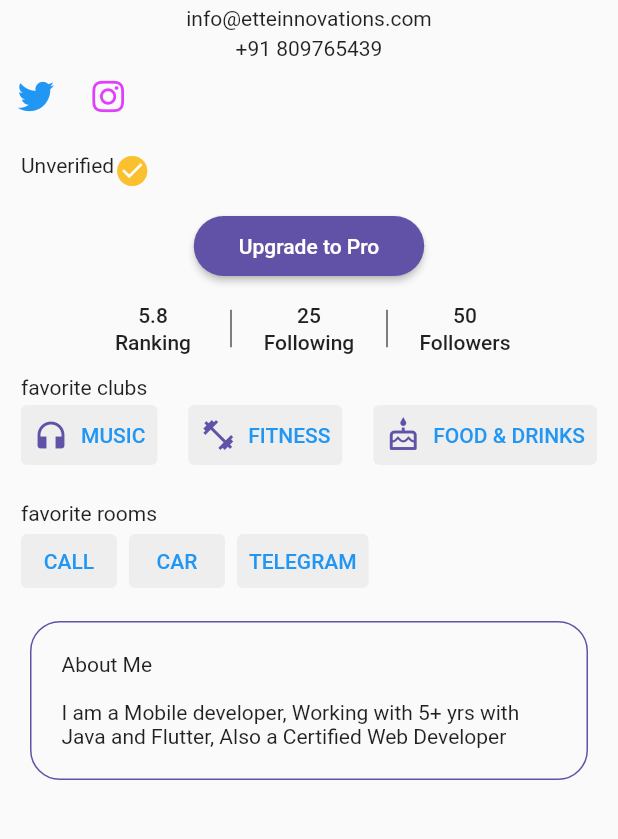
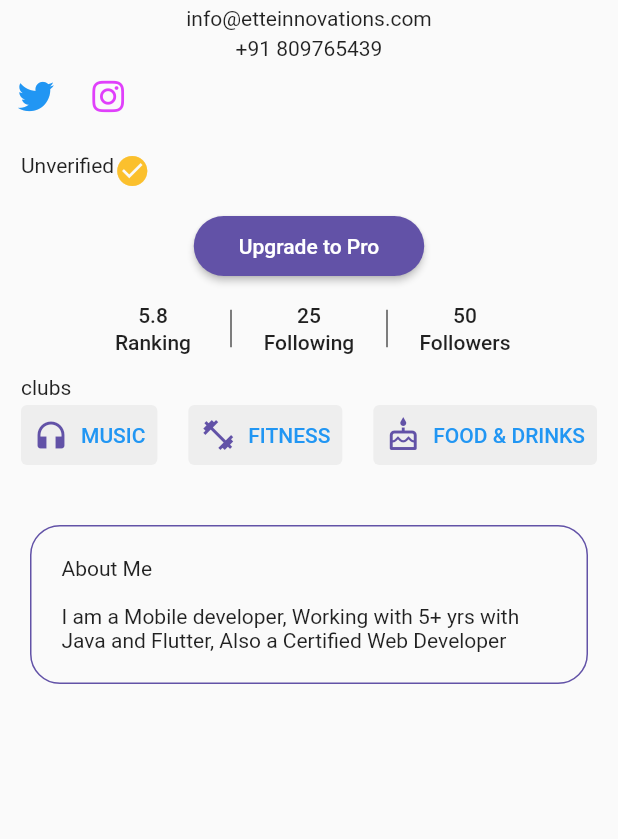
Before and after one commit to udohette/conversations, a Flutter app: the ProfilePage screen opened directly, on a phone screen of 412 x 824 dp, the part 315-1154 px from its top. Run offline on Flutter 3.47's test engine with Material 2 defaults, Android fonts, the phone set to English and light mode, and no system bars; our stand-ins replace curved_navigation_bar, font_awesome_flutter, get, image_picker, intl_phone_field, shared_preferences; accounts and stored records are empty; network calls fail.

```diff
--- a/lib/main.dart
+++ b/lib/main.dart
@@ -40,7 +40,6 @@ class MyApp extends StatelessWidget {
         GetPage(transition: Transition.rightToLeft, name: Routes.otpScreen, page: ()=>OTPScreen()),
       ],
       unknownRoute: GetPage(name: Routes.unknownPage, page: ()=>const UnknownPage()),
-
       );
   }
 }
--- a/lib/presentation/profile/profilePage.dart
+++ b/lib/presentation/profile/profilePage.dart
@@ -50,7 +50,7 @@ class _ProfilePageState extends State<ProfilePage> {
           SizedBox(height: AppSize.s10,),
           buildFavoriteClubs(),
           SizedBox(height: AppSize.s20,),
-          buildFavoriteRooms(),
+          //buildFavoriteRooms(),
           SizedBox(height: AppSize.s16,),
           buildAbout(user)
         ],
@@ -129,7 +129,7 @@ class _ProfilePageState extends State<ProfilePage> {
       child: Column(
         crossAxisAlignment: CrossAxisAlignment.start,
         children: [
-          Text("favorite clubs", style: getMediumTextStyle(fontSize: AppSize.s18, color: AppColor.primaryColorLight),),
+          Text("clubs", style: getMediumTextStyle(fontSize: AppSize.s18, color: AppColor.primaryColorLight),),
           Row(
             mainAxisAlignment: MainAxisAlignment.spaceBetween,
             children: [
@@ -147,30 +147,31 @@ class _ProfilePageState extends State<ProfilePage> {
     );
 
   }
-  Widget buildFavoriteRooms(){
-    return Container(
-      margin: EdgeInsets.symmetric(horizontal: AppPadding.p14),
-      child: Column(
-          crossAxisAlignment: CrossAxisAlignment.start,
-          children: [
-            Text("favorite rooms", style: getMediumTextStyle(fontSize: AppSize.s18, color: AppColor.primaryColorLight),),
-            Row(
-              mainAxisAlignment: MainAxisAlignment.start,
-              children: [
-                TextButton(
-                    style: ButtonStyle(backgroundColor: MaterialStatePropertyAll(AppColor.grey)),
-                    onPressed: (){},  child: Text("CALL"),),
-                SizedBox(width: AppSize.s8,),
-                TextButton(
-                    style: ButtonStyle(backgroundColor: MaterialStatePropertyAll(AppColor.grey)),
-                    onPressed: (){}, child: Text("CAR"),),
-                SizedBox(width: AppSize.s8,),
-                TextButton(
-                    style: ButtonStyle(backgroundColor: MaterialStatePropertyAll(AppColor.grey)),
-                    onPressed: (){},child: Text("TELEGRAM"),),
-              ],),
-          ]),
-    );
+  // Widget buildFavoriteRooms(){
+  //   return Container(
+  //     margin: EdgeInsets.symmetric(horizontal: AppPadding.p14),
+  //     child: Column(
+  //         crossAxisAlignment: CrossAxisAlignment.start,
+  //         children: [
+  //           Text("rooms", style: getMediumTextStyle(fontSize: AppSize.s18, color: AppColor.primaryColorLight),),
+  //           Row(
+  //             mainAxisAlignment: MainAxisAlignment.start,
+  //             children: [
+  //               TextButton(
+  //                   style: ButtonStyle(backgroundColor: MaterialStatePropertyAll(AppColor.grey)),
+  //                   onPressed: (){},  child: Text("CALL"),),
+  //               SizedBox(width: AppSize.s8,),
+  //               TextButton(
+  //                   style: ButtonStyle(backgroundColor: MaterialStatePropertyAll(AppColor.grey)),
+  //                   onPressed: (){}, child: Text("CAR"),),
+  //               SizedBox(width: AppSize.s8,),
+  //               TextButton(
+  //                   style: ButtonStyle(backgroundColor: MaterialStatePropertyAll(AppColor.grey)),
+  //                   onPressed: (){},child: Text("TELEGRAM"),),
+  //             ],),
+  //         ]),
+  //   );
+  //
+  // }
 
-  }
 }
```
